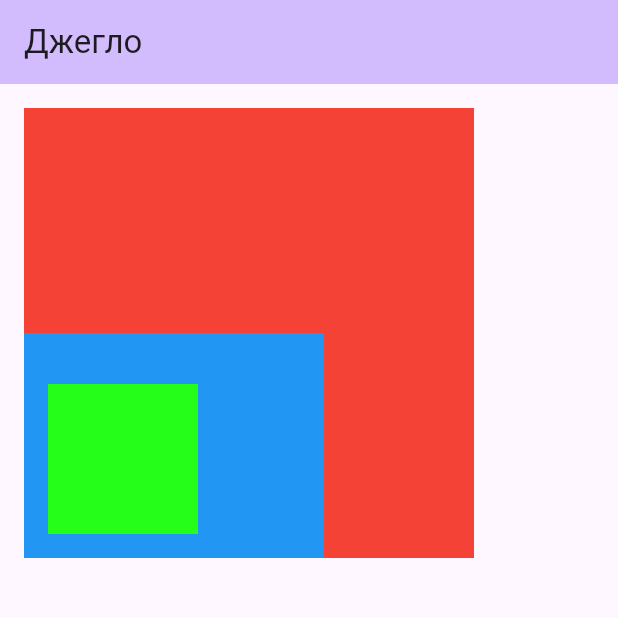
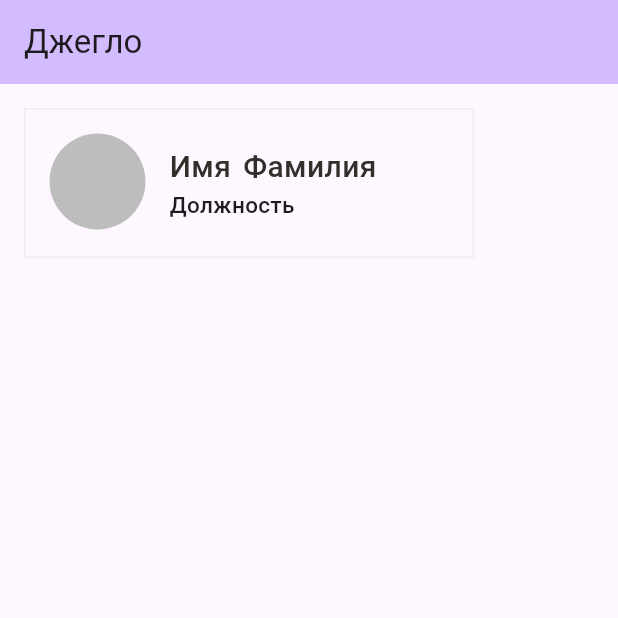
Before and after one commit to dimad2602/FlutterCourse, a Flutter app: the screen it shows after launch, on a phone screen of 412 x 824 dp, the top half of it. Run offline on Flutter 3.47's test engine with Material 2 defaults, Android fonts, the phone set to English and light mode, and no system bars.

Commit message:
pr20 Row и Column

```diff
--- /dev/null
+++ b/lib/components/big_text.dart
@@ -0,0 +1,36 @@
+import 'package:flutter/material.dart';
+
+class BigText extends StatelessWidget {
+  final Color? color;
+  final String text;
+  final double size;
+  final TextOverflow overflow;
+  final bool bold;
+  final int? maxLines;
+  final FontWeight fontWeight;
+  const BigText({
+    Key? key,
+    this.color = const Color(0xFF332d2b),
+    required this.text,
+    this.size = 0,
+    this.overflow = TextOverflow.ellipsis,
+    this.bold = false,
+    this.maxLines = 1,
+    this.fontWeight = FontWeight.w400,
+  }) : super(key: key);
+
+  @override
+  Widget build(BuildContext context) {
+    return Text(
+      text,
+      maxLines: maxLines,
+      overflow: overflow,
+      style: TextStyle(
+        //fontFamily: 'Roboto',
+        color: color,
+        fontSize: size==0?18:size,
+          fontWeight: bold==false?fontWeight:FontWeight.bold
+      ),
+    );
+  }
+}
--- a/lib/main.dart
+++ b/lib/main.dart
@@ -1,3 +1,4 @@
+import 'package:curse_app_1/components/big_text.dart';
 import 'package:flutter/material.dart';
 
 void main() {
@@ -37,34 +38,60 @@ class _MyHomePageState extends State<MyHomePage> {
         backgroundColor: Theme.of(context).colorScheme.inversePrimary,
         title: Text(widget.title),
       ),
-      body: Column(
-        mainAxisAlignment: MainAxisAlignment.start,
-        children: <Widget>[
-          Padding(
-            padding: const EdgeInsets.all(16),
-            child: Stack(
-              alignment: Alignment.bottomLeft,
-              children: [
-                Container(
-                width: 300,
-                height: 300,
-                color: Colors.red,
+      body: Padding(
+        padding: const EdgeInsets.all(16.0),
+        child: Container(
+          height: 100,
+          width: 300,
+          decoration: BoxDecoration(
+              border: Border.all(
+            color: Colors.grey[200]!,
+          )),
+          child: Row(
+            children: [
+              Column(
+                children: [
+                  Container(
+                    margin: const EdgeInsets.all(16),
+                    width: 64,
+                    height: 64,
+                    decoration: BoxDecoration(
+                      color: Colors.grey[400],
+                      shape: BoxShape.circle,
+                    ),
+                  )
+                ],
               ),
-              Container(
-                width: 200,
-                height: 150,
-                color: Colors.blue,
-              ),
-              Container(
-                margin: const EdgeInsets.all(16),
-                width: 100,
-                height: 100,
-                color: const Color.fromARGB(255, 37, 254, 25),
-              ),
-              ],
-            ),
-          )
-        ],
+              const Column(
+                crossAxisAlignment: CrossAxisAlignment.start,
+                mainAxisAlignment: MainAxisAlignment.center,
+                children: [
+                  Row(
+                    children: [
+                      BigText(
+                        text: "Имя",
+                        size: 20,
+                        fontWeight: FontWeight.w500,
+                      ),
+                      SizedBox(
+                        width: 8,
+                      ),
+                      BigText(
+                        text: "Фамилия",
+                        size: 20,
+                        fontWeight: FontWeight.w500,
+                      )
+                    ],
+                  ),
+                  Text(
+                    'Должность',
+                    style: TextStyle(fontSize: 15, fontWeight: FontWeight.w500),
+                  )
+                ],
+              )
+            ],
+          ),
+        ),
       ),
     );
   }
```
